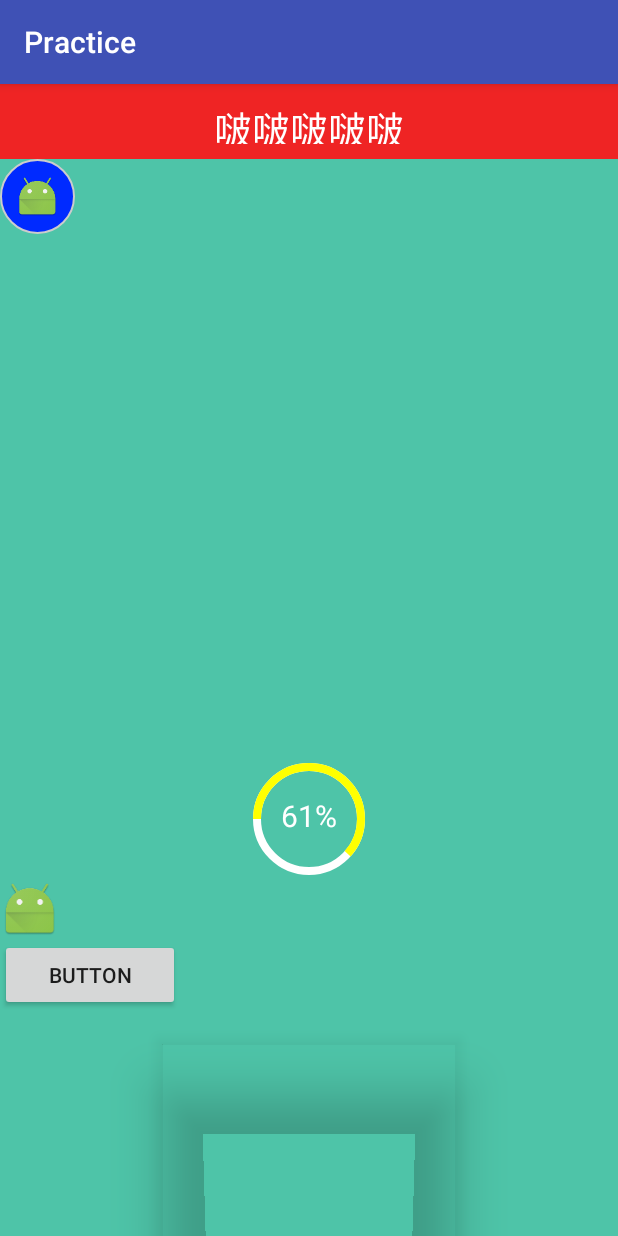
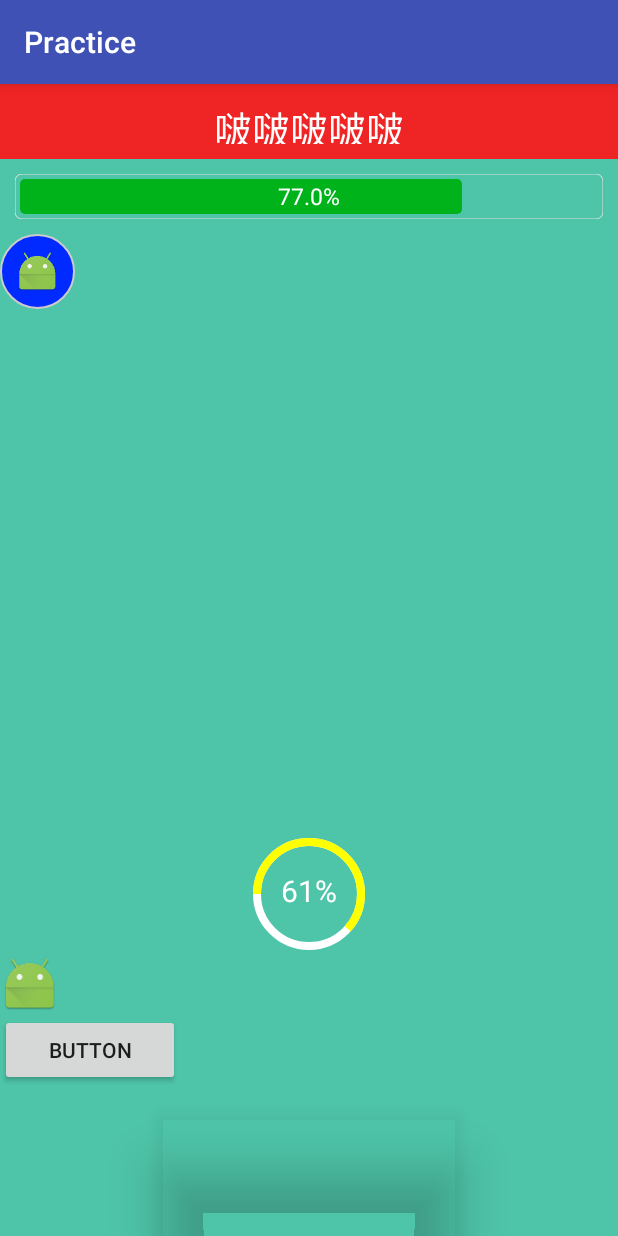
Before and after one commit to yzxdmb01/Practice, an Android app: the CustomViewActivity screen opened directly, with no data from a screen before it, on a phone screen of 412 x 824 dp. Run offline under Robolectric (Android 15) with nearby library versions, the phone set to English and light mode, and no system bars.

Commit message:
增加显示百分比的TextView

```diff
--- /dev/null
+++ b/app/src/main/java/com/jr/practice/view/PercentView.java
@@ -0,0 +1,81 @@
+package com.jr.practice.view;
+
+import android.content.Context;
+import android.graphics.Canvas;
+import android.graphics.Color;
+import android.graphics.Paint;
+import android.graphics.RectF;
+import android.util.AttributeSet;
+import android.widget.TextView;
+
+/**
+ * Created by Administrator on 2016-10-24.
+ */
+
+public class PercentView extends TextView {
+    private Paint bgPaint;
+    private Paint strokePaint;
+    private int strokeWidth = 2;
+    private int space = 5;
+    private float percent = 0.74f;
+
+    public PercentView(Context context) {
+        super(context);
+        init();
+    }
+
+    public PercentView(Context context, AttributeSet attrs) {
+        super(context, attrs);
+        init();
+    }
+
+    public PercentView(Context context, AttributeSet attrs, int defStyleAttr) {
+        super(context, attrs, defStyleAttr);
+        init();
+    }
+
+    private void init() {
+        setBackgroundColor(Color.TRANSPARENT);
+        String text = getText().toString();
+        text = text.replace("%", "");
+        float textPercent = Float.parseFloat(text) / 100f;
+        percent = textPercent;
+        setPercent(77);
+        setText(percent * 100 + "%");
+        bgPaint = new Paint();
+        bgPaint.setColor(Color.parseColor("#00b31b"));
+        bgPaint.setStyle(Paint.Style.FILL);
+
+        strokePaint = new Paint();
+        strokePaint.setColor(Color.parseColor("#e1e1e1"));
+        strokePaint.setStyle(Paint.Style.STROKE);
+        strokePaint.setAntiAlias(true);
+        strokePaint.setFlags(Paint.ANTI_ALIAS_FLAG);    //消除锯齿
+    }
+
+    @Override
+    protected void onDraw(Canvas canvas) {
+        drawStroke(canvas, strokePaint);
+        drawBg(canvas, bgPaint);
+        super.onDraw(canvas);
+    }
+
+    private void drawBg(Canvas canvas, Paint p) {
+        int l = 0 + space;
+        int t = 0 + space;
+        int r = (int) (getWidth() * percent - space);
+        int b = getHeight() - space;
+        RectF rectF = new RectF(l, t, r, b);
+        canvas.drawRoundRect(rectF, (b - space) / 6, (b - space) / 6, p);
+    }
+
+    private void drawStroke(Canvas canvas, Paint p) {
+        RectF oval = new RectF(0, 0, getWidth(), getHeight());
+        canvas.drawRoundRect(oval, getHeight() / 6, getHeight() / 6, p);
+    }
+
+    public void setPercent(float percent) {
+        if (percent > 1) percent /= 100;
+        this.percent = percent;
+    }
+}
--- a/app/src/main/res/layout/activity_custom_view.xml
+++ b/app/src/main/res/layout/activity_custom_view.xml
@@ -54,11 +54,15 @@
             android:layout_height="match_parent"
             android:orientation="vertical">
 
-            <com.jr.practice.view.FlexibleView
-                android:layout_width="wrap_content"
-                android:layout_height="wrap_content"
-                app:fvDrawable="@mipmap/ic_launcher"
-                app:fvText="呵呵航恶化" />
+            <com.jr.practice.view.PercentView
+                android:layout_width="match_parent"
+                android:layout_height="30dp"
+                android:layout_margin="10dp"
+                android:background="#cf0000"
+                android:gravity="center"
+                android:text="93%"
+                android:textColor="#fff"
+                android:textSize="15sp" />
 
             <LinearLayout
                 android:layout_width="50dp"
--- a/app/src/main/res/layout/view_flexibleview.xml
+++ b/app/src/main/res/layout/view_flexibleview.xml
@@ -2,6 +2,7 @@
 <LinearLayout xmlns:android="http://schemas.android.com/apk/res/android"
     android:layout_width="wrap_content"
     android:layout_height="50dp"
+    android:background="#00b31b"
     android:orientation="horizontal">
 
     <ImageView
```
